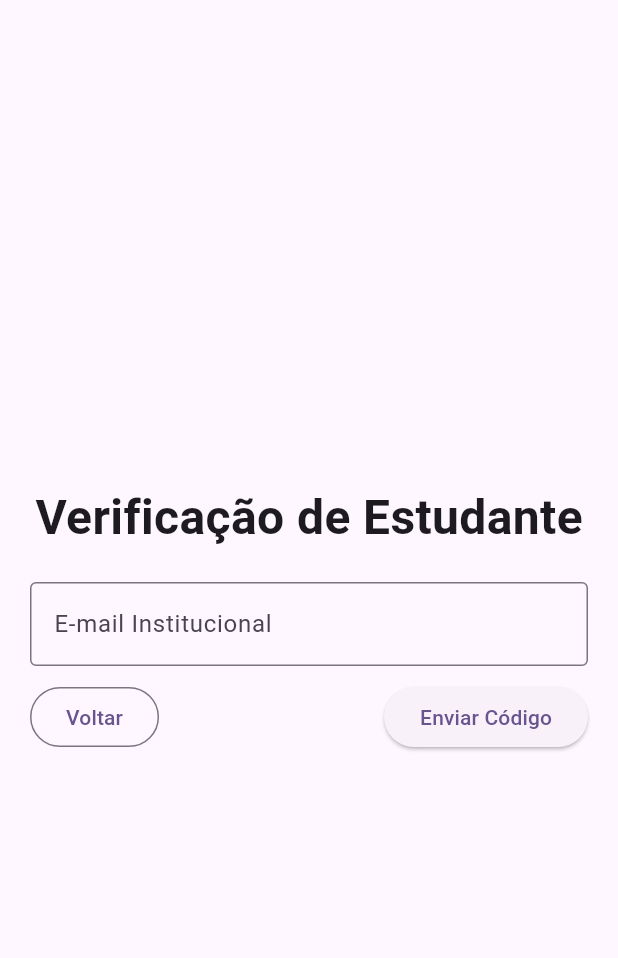
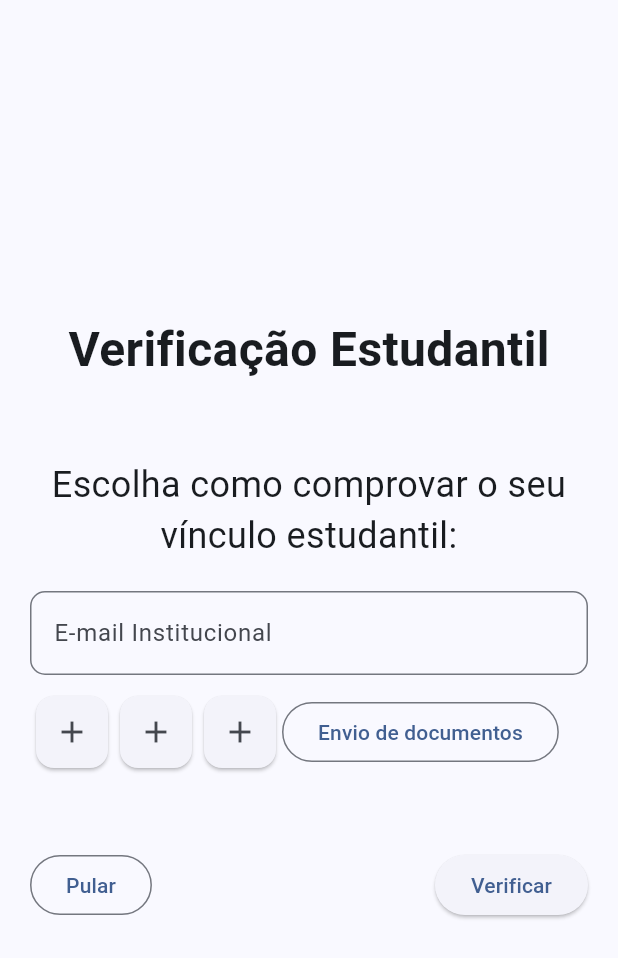
Before and after one commit to BrayanMota/entre_pontos, a Flutter app: the VerifyPage screen opened directly, on a phone screen of 412 x 824 dp. Shown: the top 958 px of the screen. Run offline on Flutter 3.47's test engine with Material 3 defaults, Android fonts, the phone set to English and light mode, and no system bars; our stand-ins replace cloud_firestore, firebase_auth, firebase_core; accounts and stored records are empty; generated files the repository leaves out were written again.

Commit message:
Commitando para fazer merge

```diff
--- /dev/null
+++ b/lib/apps/auth/pages/studant_verify.dart
@@ -0,0 +1,115 @@
+import 'package:entre_pontos/apps/user/pages/tags.dart';
+import 'package:flutter/material.dart';
+
+class VerifyPage extends StatefulWidget {
+  const VerifyPage({super.key});
+
+  @override
+  State<VerifyPage> createState() => _VerifyPageState();
+}
+
+class _VerifyPageState extends State<VerifyPage> {
+  @override
+  Widget build(BuildContext context) {
+    return GestureDetector(
+      onTap: () => FocusManager.instance.primaryFocus?.unfocus(),
+      child: Scaffold(
+        body: CardVerify(),
+      ),
+    );
+  }
+}
+
+class CardVerify extends StatelessWidget {
+  final TextEditingController _emailController = TextEditingController();
+
+  CardVerify({super.key});
+
+  @override
+  Widget build(BuildContext context) {
+    return Center(
+      child: Container(
+        padding: const EdgeInsets.symmetric(horizontal: 20, vertical: 20),
+        // color: Colors.blue,
+        child: Column(
+          mainAxisAlignment: MainAxisAlignment.center,
+          children: [
+            const Text(
+              'Verificação Estudantil',
+              style: TextStyle(
+                fontWeight: FontWeight.bold,
+                fontSize: 32,
+              ),
+            ),
+            const SizedBox(height: 50),
+            const Text(
+              'Escolha como comprovar o seu vínculo estudantil:',
+              style: TextStyle(
+                fontSize: 24,
+              ),
+              textAlign: TextAlign.center,
+            ),
+            const SizedBox(height: 20),
+            TextFormField(
+              controller: _emailController,
+              decoration: InputDecoration(
+                labelText: 'E-mail Institucional',
+                border: OutlineInputBorder(
+                  borderRadius: BorderRadius.circular(10),
+                ),
+              ),
+            ),
+            const SizedBox(height: 10),
+            Row(
+              children: [
+                Card(
+                  child: IconButton(
+                    onPressed: () {},
+                    icon: const Icon(Icons.add),
+                  ),
+                ),
+                Card(
+                  child: IconButton(
+                    onPressed: () {},
+                    icon: const Icon(Icons.add),
+                  ),
+                ),
+                Card(
+                  child: IconButton(
+                    onPressed: () {},
+                    icon: const Icon(Icons.add),
+                  ),
+                ),
+                OutlinedButton(
+                  onPressed: () {},
+                  child: const Text('Envio de documentos'),
+                ),
+              ],
+            ),
+            const SizedBox(height: 50),
+            Row(
+              mainAxisAlignment: MainAxisAlignment.spaceBetween,
+              children: [
+                OutlinedButton(
+                  onPressed: () {
+                    Navigator.push(
+                      context,
+                      MaterialPageRoute(
+                        builder: (context) => const TagsPage(),
+                      ),
+                    );
+                  },
+                  child: const Text('Pular'),
+                ),
+                ElevatedButton(
+                  onPressed: () {},
+                  child: const Text('Verificar'),
+                ),
+              ],
+            ),
+          ],
+        ),
+      ),
+    );
+  }
+}
--- a/lib/apps/auth/pages/verify.dart
+++ /dev/null
@@ -1,72 +0,0 @@
-import 'package:flutter/material.dart';
-
-class VerifyPage extends StatefulWidget {
-  const VerifyPage({super.key});
-
-  @override
-  State<VerifyPage> createState() => _VerifyPageState();
-}
-
-class _VerifyPageState extends State<VerifyPage> {
-  @override
-  Widget build(BuildContext context) {
-    return GestureDetector(
-      onTap: () => FocusManager.instance.primaryFocus?.unfocus(),
-      child: Scaffold(
-        body: CardVerify(),
-      ),
-    );
-  }
-}
-
-class CardVerify extends StatelessWidget {
-  TextEditingController _emailController = TextEditingController();
-
-  @override
-  Widget build(BuildContext context) {
-    return Center(
-      child: Container(
-        padding: const EdgeInsets.symmetric(horizontal: 20, vertical: 20),
-        // color: Colors.blue,
-        child: Column(
-          mainAxisAlignment: MainAxisAlignment.center,
-          children: [
-            Text(
-              'Verificação de Estudante',
-              style: TextStyle(
-                fontWeight: FontWeight.bold,
-                fontSize: 32,
-              ),
-            ),
-            SizedBox(height: 20),
-            TextFormField(
-              controller: _emailController,
-              decoration: InputDecoration(
-                labelText: 'E-mail Institucional',
-                border: OutlineInputBorder(),
-              ),
-            ),
-            SizedBox(height: 10),
-            Row(
-              mainAxisAlignment: MainAxisAlignment.spaceBetween,
-              children: [
-                OutlinedButton(
-                  onPressed: () {
-                    Navigator.pop(context);
-                  },
-                  child: Text(
-                    'Voltar',
-                  ),
-                ),
-                ElevatedButton(
-                  onPressed: () {},
-                  child: Text('Enviar Código'),
-                ),
-              ],
-            ),
-          ],
-        ),
-      ),
-    );
-  }
-}
--- a/lib/apps/meeting_point/pages/create.dart
+++ b/lib/apps/meeting_point/pages/create.dart
@@ -1,5 +1,5 @@
 import 'package:entre_pontos/apps/meeting_point/model.dart';
-import 'package:entre_pontos/services/meeting_point_service.dart';
+import 'package:entre_pontos/services/_point_service.dart';
 import 'package:entre_pontos/utils/validators.dart';
 import 'package:firebase_auth/firebase_auth.dart';
 import 'package:flutter/material.dart';
--- a/lib/apps/meeting_point/pages/explore.dart
+++ b/lib/apps/meeting_point/pages/explore.dart
@@ -1,6 +1,6 @@
-import 'package:entre_pontos/apps/users/model.dart';
+import 'package:entre_pontos/apps/user/model.dart';
 import 'package:entre_pontos/apps/meeting_point/model.dart';
-import 'package:entre_pontos/services/meeting_point_service.dart';
+import 'package:entre_pontos/services/_point_service.dart';
 import 'package:flutter/material.dart';
 
 class ExploreMeetingPointsPage extends StatefulWidget {
--- a/lib/apps/meeting_point/pages/list.dart
+++ b/lib/apps/meeting_point/pages/list.dart
@@ -1,6 +1,6 @@
-import 'package:entre_pontos/apps/users/model.dart';
+import 'package:entre_pontos/apps/user/model.dart';
 import 'package:entre_pontos/apps/meeting_point/model.dart';
-import 'package:entre_pontos/services/meeting_point_service.dart';
+import 'package:entre_pontos/services/_point_service.dart';
 import 'package:flutter/material.dart';
 
 class MyMeetingPointsPage extends StatefulWidget {
--- a/lib/apps/users/pages/discover.dart
+++ b/lib/apps/user/pages/discover.dart
@@ -1,4 +1,4 @@
-import 'package:entre_pontos/apps/users/model.dart';
+import 'package:entre_pontos/apps/user/model.dart';
 import 'package:entre_pontos/custom/custom_drawer.dart';
 import 'package:entre_pontos/services/user_service.dart';
 import 'package:flutter/material.dart';
--- a/lib/custom/custom_drawer.dart
+++ b/lib/custom/custom_drawer.dart
@@ -1,7 +1,7 @@
 import 'package:entre_pontos/apps/auth/pages/login.dart';
 import 'package:entre_pontos/apps/match/pages/index.dart';
 import 'package:entre_pontos/apps/meeting_point/pages/index.dart';
-import 'package:entre_pontos/apps/users/pages/discover.dart';
+import 'package:entre_pontos/apps/user/pages/discover.dart';
 import 'package:entre_pontos/pages/home.dart';
 import 'package:entre_pontos/services/auth_service.dart';
 import 'package:flutter/material.dart';
--- a/lib/services/auth_service.dart
+++ b/lib/services/auth_service.dart
@@ -10,6 +10,9 @@ class AuthService {
 
   Future<String?> login(String email, String senha) async {
     try {
+      if (email.isEmpty || senha.isEmpty) {
+        return 'Preencha todos os campos';
+      }
       await _auth.signInWithEmailAndPassword(email: email, password: senha);
       return null;
     } on FirebaseAuthException catch (e) {
@@ -29,6 +32,7 @@ class AuthService {
     try {
       UserCredential user = await _auth.createUserWithEmailAndPassword(
           email: email, password: senha);
+      await _auth.signInWithEmailAndPassword(email: email, password: senha);
       if (user.user != null) {
         await user.user!.updateDisplayName(nome);
       }
```
Also changed, not shown: lib/apps/auth/pages/login.dart (+13 -4 lines), lib/apps/auth/pages/register.dart (+22 -23 lines), lib/apps/user/mock.dart (added, +138 -0 lines), lib/apps/user/pages/tags.dart (added, +121 -0 lines), lib/main.dart (+6 -2 lines), lib/services/user_service.dart (+9 -2 lines), lib/apps/user/model.dart (renamed from lib/apps/users/model.dart), lib/services/_point_service.dart (renamed from lib/services/meeting_point_service.dart).
